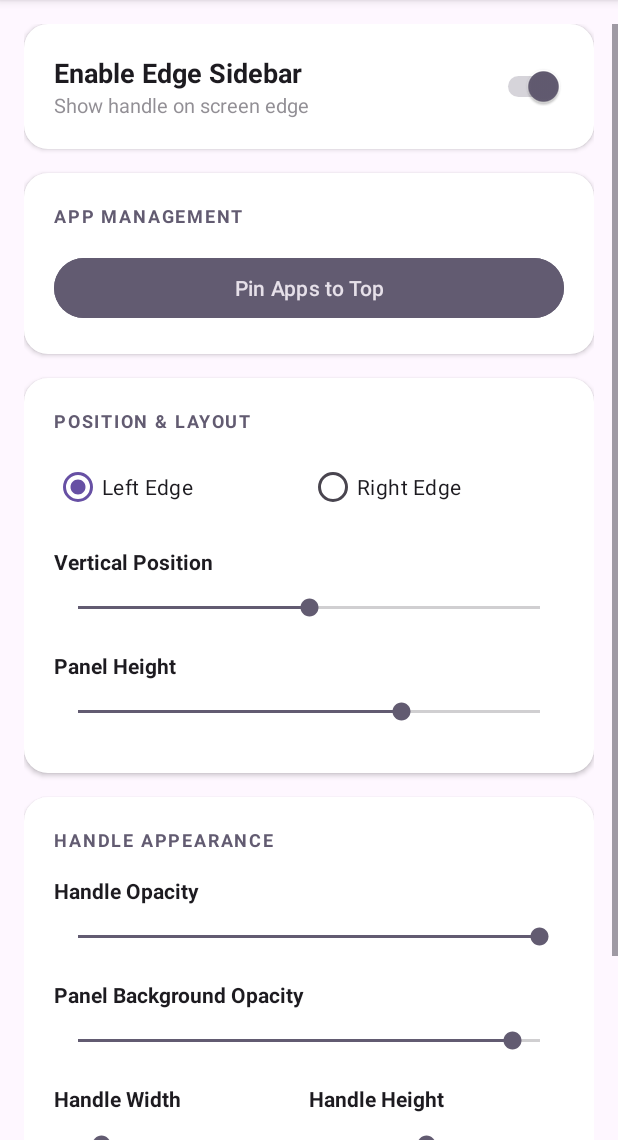
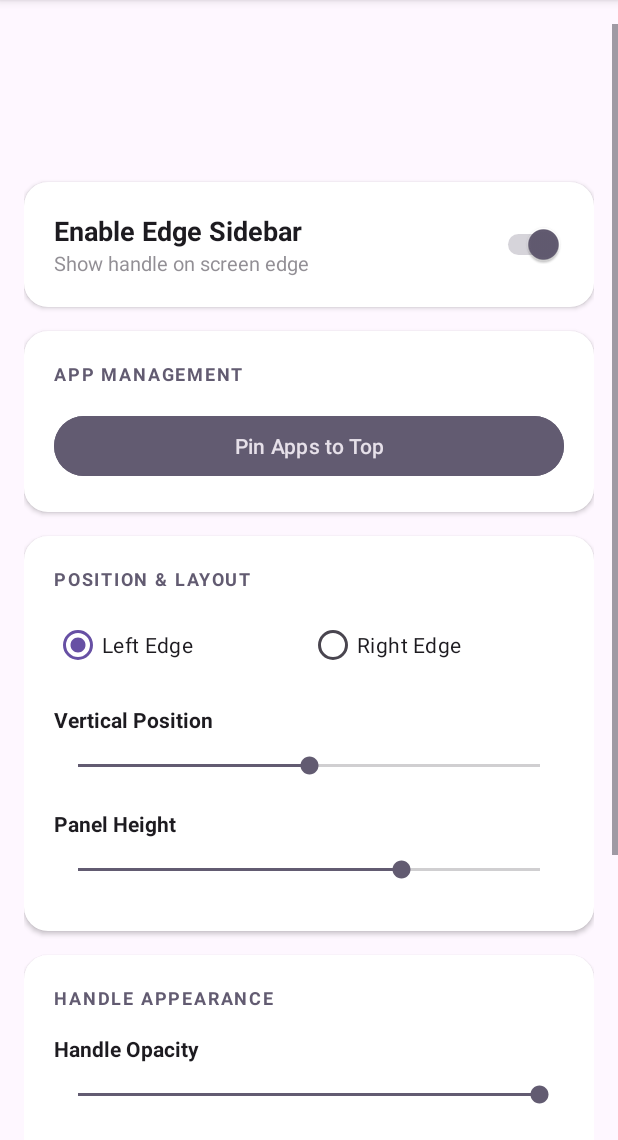
Before and after one commit to nasyx-rakeeb/EdgeLink, an Android app: the SettingsActivity screen opened directly, with no data from a screen before it, on a phone screen of 412 x 824 dp, the part 96-1236 px from its top. Run offline under Robolectric (Android 15) with nearby library versions, the phone set to English and light mode, and no system bars.

Commit message:
Fix master switch visibility in settings activity
Change-Id: Ie5bddefc250c381c906fdfb2cab63f6f18f0627f

```diff
--- a/app/src/main/res/layout/activity_settings.xml
+++ b/app/src/main/res/layout/activity_settings.xml
@@ -26,6 +26,7 @@
                 android:background="@drawable/card_background"
                 android:elevation="2dp"
                 android:padding="20dp"
+                android:layout_marginTop="105dp"
                 android:layout_marginBottom="16dp">
 
                 <LinearLayout
```
